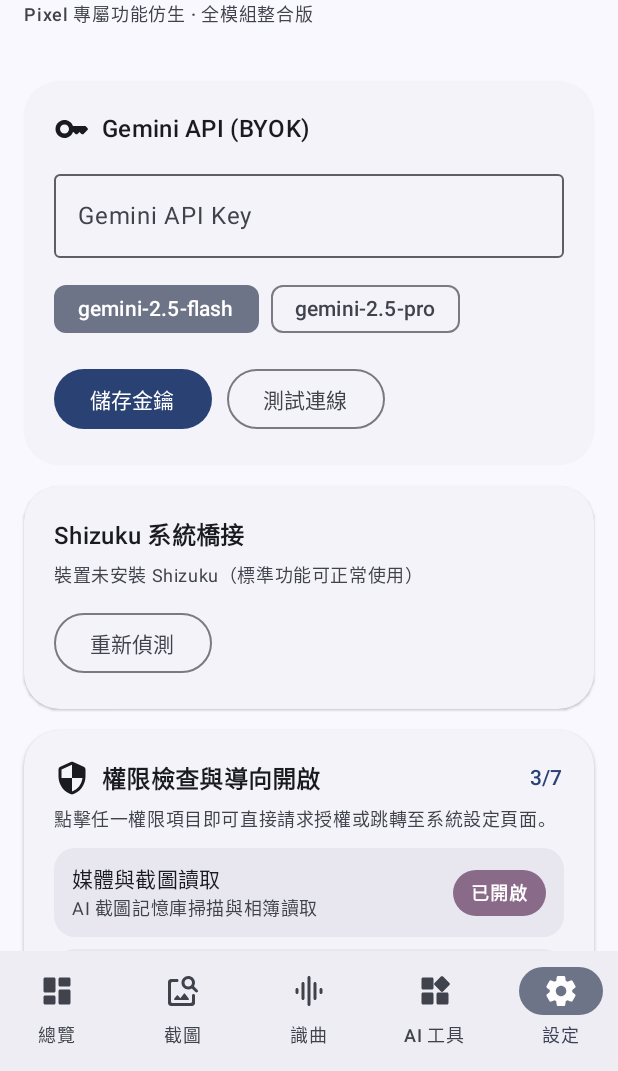
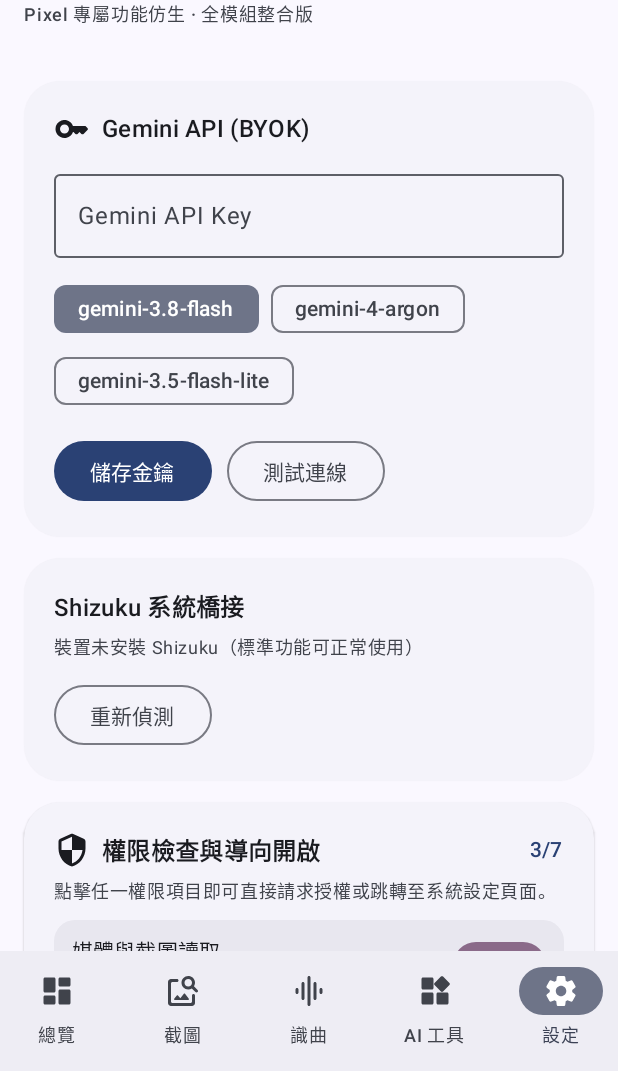
Before and after one commit to dx9901mk5/PixelAI-Bridge, an Android app built with Jetpack Compose: the screen it shows after launch (MainActivity), item 5 of the bottom bar chosen, on a phone screen of 412 x 824 dp, the part 165-1236 px from its top. Run offline under Robolectric (Android 15) with nearby library versions, the phone set to English and light mode, and no system bars; libraries missing offline, so code that uses them is left out: com.google.mlkit.vision, rikka.shizuku; 3 statements that could not run were skipped.

Commit message:
feat(v0.2.1): update Gemini API models to gemini-3.8-flash, gemini-4-argon, gemini-3.5-flash-lite

```diff
--- a/app/build.gradle.kts
+++ b/app/build.gradle.kts
@@ -12,8 +12,8 @@ android {
         applicationId = "com.dx9901mk5.pixelaibridge"
         minSdk = 26
         targetSdk = 35
-        versionCode = 2
-        versionName = "0.2.0"
+        versionCode = 3
+        versionName = "0.2.1"
     }
 
     buildTypes {
--- a/app/src/main/java/com/dx9901mk5/pixelaibridge/MainActivity.kt
+++ b/app/src/main/java/com/dx9901mk5/pixelaibridge/MainActivity.kt
@@ -11,6 +11,8 @@ import androidx.activity.enableEdgeToEdge
 import androidx.activity.result.contract.ActivityResultContracts
 import androidx.compose.foundation.layout.Arrangement
 import androidx.compose.foundation.layout.Column
+import androidx.compose.foundation.layout.ExperimentalLayoutApi
+import androidx.compose.foundation.layout.FlowRow
 import androidx.compose.foundation.layout.PaddingValues
 import androidx.compose.foundation.layout.Row
 import androidx.compose.foundation.layout.Spacer
@@ -446,6 +448,7 @@ private fun ToolboxTab(
     }
 }
 
+@OptIn(ExperimentalLayoutApi::class)
 @Composable
 private fun SettingsTab(
     padding: PaddingValues,
@@ -523,7 +526,7 @@ private fun SettingsTab(
                     modifier = Modifier.fillMaxWidth()
                 )
                 Spacer(modifier = Modifier.height(10.dp))
-                Row(horizontalArrangement = Arrangement.spacedBy(8.dp)) {
+                FlowRow(horizontalArrangement = Arrangement.spacedBy(8.dp)) {
                     ApiKeyStore.SUPPORTED_MODELS.forEach { model ->
                         FilterChip(
                             selected = selectedModel == model,
--- a/core/ai/src/main/java/com/dx9901mk5/pixelaibridge/core/ai/ApiKeyStore.kt
+++ b/core/ai/src/main/java/com/dx9901mk5/pixelaibridge/core/ai/ApiKeyStore.kt
@@ -18,10 +18,18 @@ class ApiKeyStore(context: Context) {
     private val _hasApiKey = MutableStateFlow(getApiKey().isNotBlank())
     val hasApiKey: StateFlow<Boolean> = _hasApiKey.asStateFlow()
 
-    private val _selectedModel = MutableStateFlow(
-        prefs.getString(KEY_MODEL, DEFAULT_MODEL) ?: DEFAULT_MODEL
-    )
+    private val _selectedModel = MutableStateFlow(loadValidModel())
     val selectedModel: StateFlow<String> = _selectedModel.asStateFlow()
+
+    private fun loadValidModel(): String {
+        val saved = prefs.getString(KEY_MODEL, DEFAULT_MODEL) ?: DEFAULT_MODEL
+        return if (saved in SUPPORTED_MODELS) {
+            saved
+        } else {
+            prefs.edit().putString(KEY_MODEL, DEFAULT_MODEL).apply()
+            DEFAULT_MODEL
+        }
+    }
 
     fun getApiKey(): String = prefs.getString(KEY_API_KEY, "") ?: ""
 
@@ -64,7 +72,11 @@ class ApiKeyStore(context: Context) {
         private const val PREFS_NAME_FALLBACK = "pixelai_prefs_fallback"
         private const val KEY_API_KEY = "gemini_api_key"
         private const val KEY_MODEL = "gemini_model"
-        const val DEFAULT_MODEL = "gemini-2.5-flash"
-        val SUPPORTED_MODELS = listOf("gemini-2.5-flash", "gemini-2.5-pro")
+        const val DEFAULT_MODEL = "gemini-3.8-flash"
+        val SUPPORTED_MODELS = listOf(
+            "gemini-3.8-flash",
+            "gemini-4-argon",
+            "gemini-3.5-flash-lite"
+        )
     }
 }
--- a/core/ai/src/main/java/com/dx9901mk5/pixelaibridge/core/ai/GeminiClient.kt
+++ b/core/ai/src/main/java/com/dx9901mk5/pixelaibridge/core/ai/GeminiClient.kt
@@ -32,7 +32,7 @@ class GeminiClient internal constructor(
     suspend fun testConnection(): GeminiResult<String> {
         return generateText(
             prompt = "Reply with only: PixelAI Bridge OK",
-            maxOutputTokens = 24
+            maxOutputTokens = 256
         )
     }
 
```
Also changed, not shown: 2 other files.
